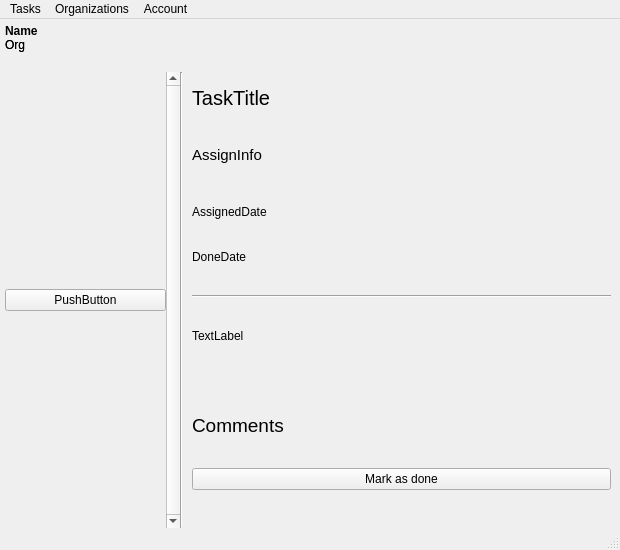
Before: the Qt Designer form src/ui/ui_files/main_window.ui in sashausoskin/taskforce, drawn with Qt 5.
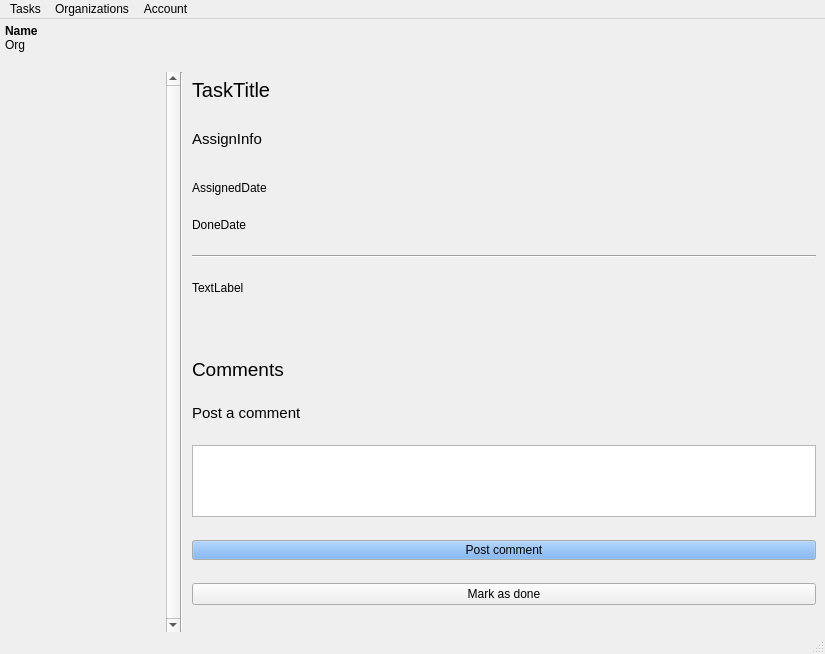
After: the same form once the commit is applied.

What changed in the file:
```diff
--- a/src/ui/ui_files/main_window.ui
+++ b/src/ui/ui_files/main_window.ui
@@ -6,8 +6,8 @@
    <rect>
     <x>0</x>
     <y>0</y>
-    <width>620</width>
-    <height>550</height>
+    <width>825</width>
+    <height>654</height>
    </rect>
   </property>
   <property name="windowTitle">
@@ -38,18 +38,24 @@
       <property name="sizePolicy">
        <sizepolicy hsizetype="Preferred" vsizetype="Expanding">
         <horstretch>0</horstretch>
-        <verstretch>1</verstretch>
+        <verstretch>0</verstretch>
        </sizepolicy>
       </property>
       <property name="minimumSize">
        <size>
-        <width>150</width>
+        <width>175</width>
         <height>0</height>
        </size>
       </property>
       <property name="frameShape">
        <enum>QFrame::NoFrame</enum>
       </property>
+      <property name="verticalScrollBarPolicy">
+       <enum>Qt::ScrollBarAlwaysOn</enum>
+      </property>
+      <property name="sizeAdjustPolicy">
+       <enum>QAbstractScrollArea::AdjustToContents</enum>
+      </property>
       <property name="widgetResizable">
        <bool>true</bool>
       </property>
@@ -58,8 +64,8 @@
         <rect>
          <x>0</x>
          <y>0</y>
-         <width>150</width>
-         <height>447</height>
+         <width>161</width>
+         <height>551</height>
         </rect>
        </property>
        <layout class="QVBoxLayout" name="verticalLayout">
@@ -82,10 +88,54 @@
       </widget>
      </widget>
     </item>
-    <item row="1" column="0">
-     <widget class="QLabel" name="orgLabel">
+    <item row="0" column="0">
+     <widget class="QLabel" name="nameLabel">
+      <property name="maximumSize">
+       <size>
+        <width>16777215</width>
+        <height>50</height>
+       </size>
+      </property>
+      <property name="font">
+       <font>
+        <weight>75</weight>
+        <bold>true</bold>
+       </font>
+      </property>
       <property name="text">
-       <string>Org</string>
+       <string>Name</string>
+      </property>
+      <property name="alignment">
+       <set>Qt::AlignLeading|Qt::AlignLeft|Qt::AlignTop</set>
+      </property>
+     </widget>
+    </item>
+    <item row="2" column="0">
+     <spacer name="verticalSpacer_2">
+      <property name="orientation">
+       <enum>Qt::Vertical</enum>
+      </property>
+      <property name="sizeType">
+       <enum>QSizePolicy::Minimum</enum>
+      </property>
+      <property name="sizeHint" stdset="0">
+       <size>
+        <width>20</width>
+        <height>20</height>
+       </size>
+      </property>
+     </spacer>
+    </item>
+    <item row="3" column="1">
+     <widget class="Line" name="line">
+      <property name="minimumSize">
+       <size>
+        <width>0</width>
+        <height>50</height>
+       </size>
+      </property>
+      <property name="orientation">
+       <enum>Qt::Vertical</enum>
       </property>
      </widget>
     </item>
@@ -117,8 +167,8 @@
         <rect>
          <x>0</x>
          <y>0</y>
-         <width>462</width>
-         <height>467</height>
+         <width>642</width>
+         <height>571</height>
         </rect>
        </property>
        <layout class="QVBoxLayout" name="verticalLayout_2">
@@ -259,7 +309,7 @@
          </spacer>
         </item>
         <item>
-         <widget class="QLabel" name="label">
+         <widget class="QLabel" name="commentsLabel">
           <property name="sizePolicy">
            <sizepolicy hsizetype="Preferred" vsizetype="Maximum">
             <horstretch>0</horstretch>
@@ -279,10 +329,264 @@
         <item>
          <layout class="QGridLayout" name="commentArea">
           <property name="sizeConstraint">
-           <enum>QLayout::SetMinimumSize</enum>
+           <enum>QLayout::SetMaximumSize</enum>
           </property>
          </layout>
         </item>
+        <item>
+         <widget class="QLabel" name="postCommentLabel">
+          <property name="sizePolicy">
+           <sizepolicy hsizetype="Preferred" vsizetype="Maximum">
+            <horstretch>0</horstretch>
+            <verstretch>0</verstretch>
+           </sizepolicy>
+          </property>
+          <property name="font">
+           <font>
+            <pointsize>11</pointsize>
+           </font>
+          </property>
+          <property name="text">
+           <string>Post a comment</string>
+          </property>
+         </widget>
+        </item>
+        <item>
+         <widget class="QTextEdit" name="commentFill">
+          <property name="sizePolicy">
+           <sizepolicy hsizetype="Expanding" vsizetype="Maximum">
+            <horstretch>0</horstretch>
+            <verstretch>0</verstretch>
+           </sizepolicy>
+          </property>
+          <property name="sizeAdjustPolicy">
+           <enum>QAbstractScrollArea::AdjustToContents</enum>
+          </property>
+         </widget>
+        </item>
+        <item>
+         <widget class="QPushButton" name="postCommentButton">
+          <property name="sizePolicy">
+           <sizepolicy hsizetype="Minimum" vsizetype="Maximum">
+            <horstretch>50</horstretch>
+            <verstretch>0</verstretch>
+           </sizepolicy>
+          </property>
+          <property name="palette">
+           <palette>
+            <active>
+             <colorrole role="WindowText">
+              <brush brushstyle="SolidPattern">
+               <color alpha="255">
+                <red>0</red>
+                <green>0</green>
+                <blue>0</blue>
+               </color>
+              </brush>
+             </colorrole>
+             <colorrole role="Button">
+              <brush brushstyle="SolidPattern">
+               <color alpha="255">
+                <red>98</red>
+                <green>160</green>
+                <blue>234</blue>
+               </color>
+              </brush>
+             </colorrole>
+             <colorrole role="Dark">
+              <brush brushstyle="SolidPattern">
+               <color alpha="255">
+                <red>154</red>
+                <green>153</green>
+                <blue>150</blue>
+               </color>
+              </brush>
+             </colorrole>
+             <colorrole role="Mid">
+              <brush brushstyle="SolidPattern">
+               <color alpha="255">
+                <red>153</red>
+                <green>193</green>
+                <blue>241</blue>
+               </color>
+              </brush>
+             </colorrole>
+             <colorrole role="Text">
+              <brush brushstyle="SolidPattern">
+               <color alpha="255">
+                <red>0</red>
+                <green>0</green>
+                <blue>0</blue>
+               </color>
+              </brush>
+             </colorrole>
+             <colorrole role="ButtonText">
+              <brush brushstyle="SolidPattern">
+               <color alpha="255">
+                <red>0</red>
+                <green>0</green>
+                <blue>0</blue>
+               </color>
+              </brush>
+             </colorrole>
+             <colorrole role="PlaceholderText">
+              <brush brushstyle="SolidPattern">
+               <color alpha="128">
+                <red>0</red>
+                <green>0</green>
+                <blue>0</blue>
+               </color>
+              </brush>
+             </colorrole>
+            </active>
+            <inactive>
+             <colorrole role="WindowText">
+              <brush brushstyle="SolidPattern">
+               <color alpha="255">
+                <red>0</red>
+                <green>0</green>
+                <blue>0</blue>
+               </color>
+              </brush>
+             </colorrole>
+             <colorrole role="Button">
+              <brush brushstyle="SolidPattern">
+               <color alpha="255">
+                <red>98</red>
+                <green>160</green>
+                <blue>234</blue>
+               </color>
+              </brush>
+             </colorrole>
+             <colorrole role="Dark">
+              <brush brushstyle="SolidPattern">
+               <color alpha="255">
+                <red>154</red>
+                <green>153</green>
+                <blue>150</blue>
+               </color>
+              </brush>
+             </colorrole>
+             <colorrole role="Mid">
+              <brush brushstyle="SolidPattern">
+               <color alpha="255">
+                <red>153</red>
+                <green>193</green>
+                <blue>241</blue>
+               </color>
+              </brush>
+             </colorrole>
+             <colorrole role="Text">
+              <brush brushstyle="SolidPattern">
+               <color alpha="255">
+                <red>0</red>
+                <green>0</green>
+                <blue>0</blue>
+               </color>
+              </brush>
+             </colorrole>
+             <colorrole role="ButtonText">
+              <brush brushstyle="SolidPattern">
+               <color alpha="255">
+                <red>0</red>
+                <green>0</green>
+                <blue>0</blue>
+               </color>
+              </brush>
+             </colorrole>
+             <colorrole role="PlaceholderText">
+              <brush brushstyle="SolidPattern">
+               <color alpha="128">
+                <red>0</red>
+                <green>0</green>
+                <blue>0</blue>
+               </color>
+              </brush>
+             </colorrole>
+            </inactive>
+            <disabled>
+             <colorrole role="WindowText">
+              <brush brushstyle="SolidPattern">
+               <color alpha="255">
+                <red>154</red>
+                <green>153</green>
+                <blue>150</blue>
+               </color>
+              </brush>
+             </colorrole>
+             <colorrole role="Button">
+              <brush brushstyle="SolidPattern">
+               <color alpha="255">
+                <red>98</red>
+                <green>160</green>
+                <blue>234</blue>
+               </color>
+              </brush>
+             </colorrole>
+             <colorrole role="Dark">
+              <brush brushstyle="SolidPattern">
+               <color alpha="255">
+                <red>154</red>
+                <green>153</green>
+                <blue>150</blue>
+               </color>
+              </brush>
+             </colorrole>
+             <colorrole role="Mid">
+              <brush brushstyle="SolidPattern">
+               <color alpha="255">
+                <red>153</red>
+                <green>193</green>
+                <blue>241</blue>
+               </color>
+              </brush>
+             </colorrole>
+             <colorrole role="Text">
+              <brush brushstyle="SolidPattern">
+               <color alpha="255">
+                <red>154</red>
+                <green>153</green>
+                <blue>150</blue>
+               </color>
+              </brush>
+             </colorrole>
+             <colorrole role="ButtonText">
+              <brush brushstyle="SolidPattern">
+               <color alpha="255">
+                <red>154</red>
+                <green>153</green>
+                <blue>150</blue>
+               </color>
+              </brush>
+             </colorrole>
+             <colorrole role="PlaceholderText">
+              <brush brushstyle="SolidPattern">
+               <color alpha="128">
+                <red>0</red>
+                <green>0</green>
+                <blue>0</blue>
+               </color>
+              </brush>
+             </colorrole>
+            </disabled>
+           </palette>
+          </property>
+          <property name="font">
+           <font>
+            <stylestrategy>PreferAntialias</stylestrategy>
+           </font>
+          </property>
+          <property name="styleSheet">
+           <string notr="true">margin-left: 5em; margin-right: 5em; padding-top: 2px; padding-bottom: 2px</string>
+          </property>
+          <property name="text">
+           <string>Post comment</string>
+          </property>
+          <property name="autoRepeat">
+           <bool>false</bool>
+          </property>
+         </widget>
+        </item>
         <item>
          <widget class="QPushButton" name="markAsDoneButton">
           <property name="text">
@@ -294,28 +598,6 @@
       </widget>
      </widget>
     </item>
-    <item row="0" column="0">
-     <widget class="QLabel" name="nameLabel">
-      <property name="maximumSize">
-       <size>
-        <width>16777215</width>
-        <height>50</height>
-       </size>
-      </property>
-      <property name="font">
-       <font>
-        <weight>75</weight>
-        <bold>true</bold>
-       </font>
-      </property>
-      <property name="text">
-       <string>Name</string>
-      </property>
-      <property name="alignment">
-       <set>Qt::AlignLeading|Qt::AlignLeft|Qt::AlignTop</set>
-      </property>
-     </widget>
-    </item>
     <item row="1" column="0">
      <widget class="QLabel" name="orgLabel">
       <property name="text">
@@ -323,109 +605,6 @@
       </property>
      </widget>
     </item>
-    <item row="3" column="0">
-     <widget class="QScrollArea" name="taskScrollArea">
-      <property name="sizePolicy">
-       <sizepolicy hsizetype="Preferred" vsizetype="Expanding">
-        <horstretch>0</horstretch>
-        <verstretch>0</verstretch>
-       </sizepolicy>
-      </property>
-      <property name="minimumSize">
-       <size>
-        <width>175</width>
-        <height>0</height>
-       </size>
-      </property>
-      <property name="frameShape">
-       <enum>QFrame::NoFrame</enum>
-      </property>
-      <property name="verticalScrollBarPolicy">
-       <enum>Qt::ScrollBarAlwaysOn</enum>
-      </property>
-      <property name="sizeAdjustPolicy">
-       <enum>QAbstractScrollArea::AdjustToContents</enum>
-      </property>
-      <property name="widgetResizable">
-       <bool>true</bool>
-      </property>
-      <widget class="QWidget" name="taskScrollContents">
-       <property name="geometry">
-        <rect>
-         <x>0</x>
-         <y>0</y>
-         <width>161</width>
-         <height>411</height>
-        </rect>
-       </property>
-       <layout class="QVBoxLayout" name="verticalLayout">
-        <property name="spacing">
-         <number>2</number>
-        </property>
-        <property name="leftMargin">
-         <number>0</number>
-        </property>
-        <property name="topMargin">
-         <number>0</number>
-        </property>
-        <property name="rightMargin">
-         <number>0</number>
-        </property>
-        <property name="bottomMargin">
-         <number>0</number>
-        </property>
-        <item>
-         <widget class="QPushButton" name="pushButton">
-          <property name="sizePolicy">
-           <sizepolicy hsizetype="Maximum" vsizetype="Fixed">
-            <horstretch>50</horstretch>
-            <verstretch>0</verstretch>
-           </sizepolicy>
-          </property>
-          <property name="minimumSize">
-           <size>
-            <width>161</width>
-            <height>0</height>
-           </size>
-          </property>
-          <property name="text">
-           <string>PushButton</string>
-          </property>
-         </widget>
-        </item>
-       </layout>
-      </widget>
-     </widget>
-    </item>
-    <item row="2" column="0">
-     <spacer name="verticalSpacer_2">
-      <property name="orientation">
-       <enum>Qt::Vertical</enum>
-      </property>
-      <property name="sizeType">
-       <enum>QSizePolicy::Minimum</enum>
-      </property>
-      <property name="sizeHint" stdset="0">
-       <size>
-        <width>20</width>
-        <height>20</height>
-       </size>
-      </property>
-     </spacer>
-    </item>
-    <item row="3" column="1">
-     <widget class="Line" name="line">
-      <property name="minimumSize">
-       <size>
-        <width>0</width>
-        <height>50</height>
-       </size>
-      </property>
-      <property name="orientation">
-       <enum>Qt::Vertical</enum>
-      </property>
-     </widget>
-    </item>
    </layout>
   </widget>
   <widget class="QMenuBar" name="menubar">
@@ -433,7 +612,7 @@
     <rect>
      <x>0</x>
      <y>0</y>
-     <width>620</width>
+     <width>825</width>
      <height>22</height>
     </rect>
    </property>
```
